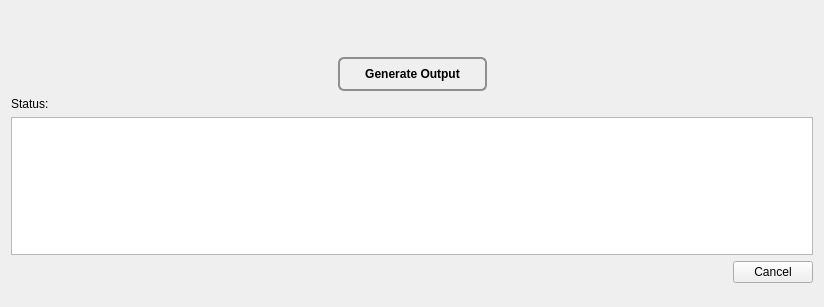
Old version of the form NewGeneUI/NewGene/Widgets/CreateOutput/GenerateOutput/newgenegenerateoutput.ui in the repository daniel347x/newgene.
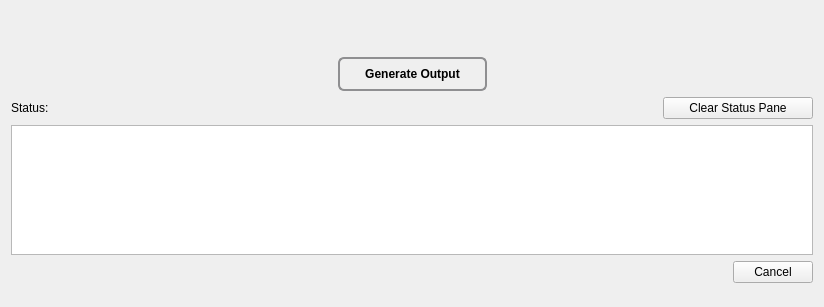
New version of the form. Custom widgets are drawn as their Qt base class.

Patch:
```diff
--- a/NewGeneUI/NewGene/Widgets/CreateOutput/GenerateOutput/newgenegenerateoutput.ui
+++ b/NewGeneUI/NewGene/Widgets/CreateOutput/GenerateOutput/newgenegenerateoutput.ui
@@ -167,6 +167,8 @@
    <item>
     <layout class="QVBoxLayout" name="verticalLayoutStatus">
      <item>
+      <layout class="QHBoxLayout" name="layoutClearPane">
+       <item>
       <widget class="QLabel" name="labelStatus">
        <property name="text">
         <string>Status:</string>
@@ -174,6 +176,21 @@
       </widget>
      </item>
      <item>
+        <widget class="QPushButton" name="pushButtonClearPane">
+         <property name="maximumSize">
+          <size>
+           <width>150</width>
+           <height>16777215</height>
+          </size>
+         </property>
+         <property name="text">
+          <string>Clear Status Pane</string>
+         </property>
+        </widget>
+       </item>
+      </layout>
+     </item>
+     <item>
       <widget class="QPlainTextEdit" name="plainTextEdit_KadStatus">
        <property name="readOnly">
         <bool>true</bool>
```
Left out of the diff: 2 changed lines with no effect on the pictures. Lines whose indentation alone changed are shown as unchanged.
